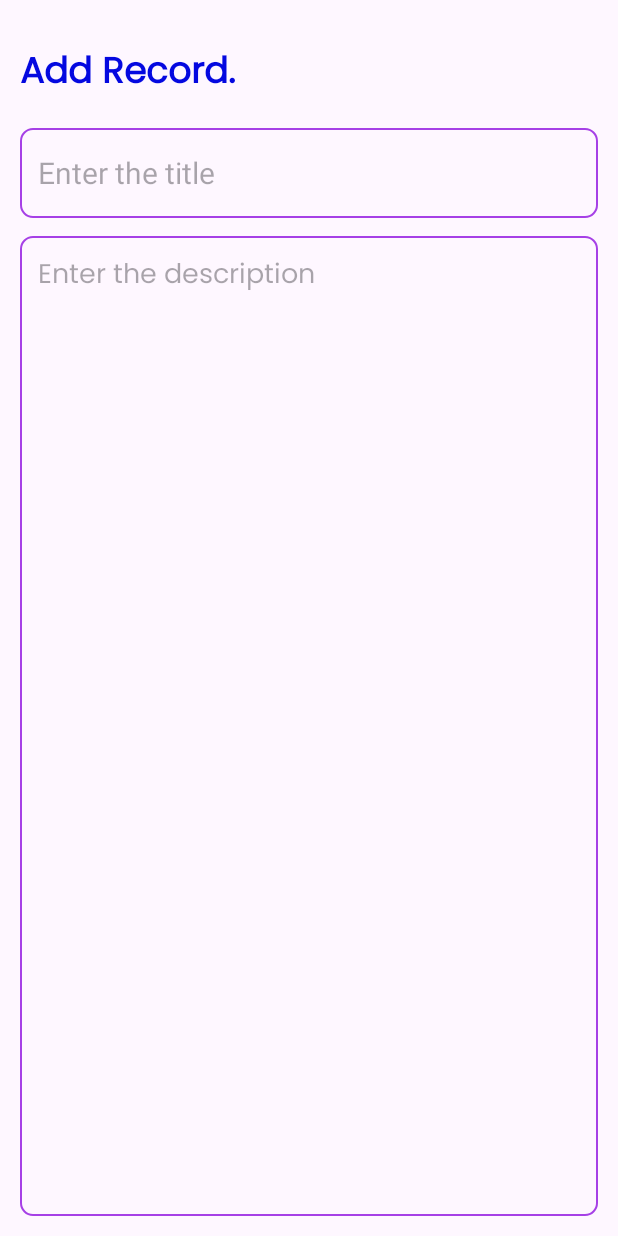
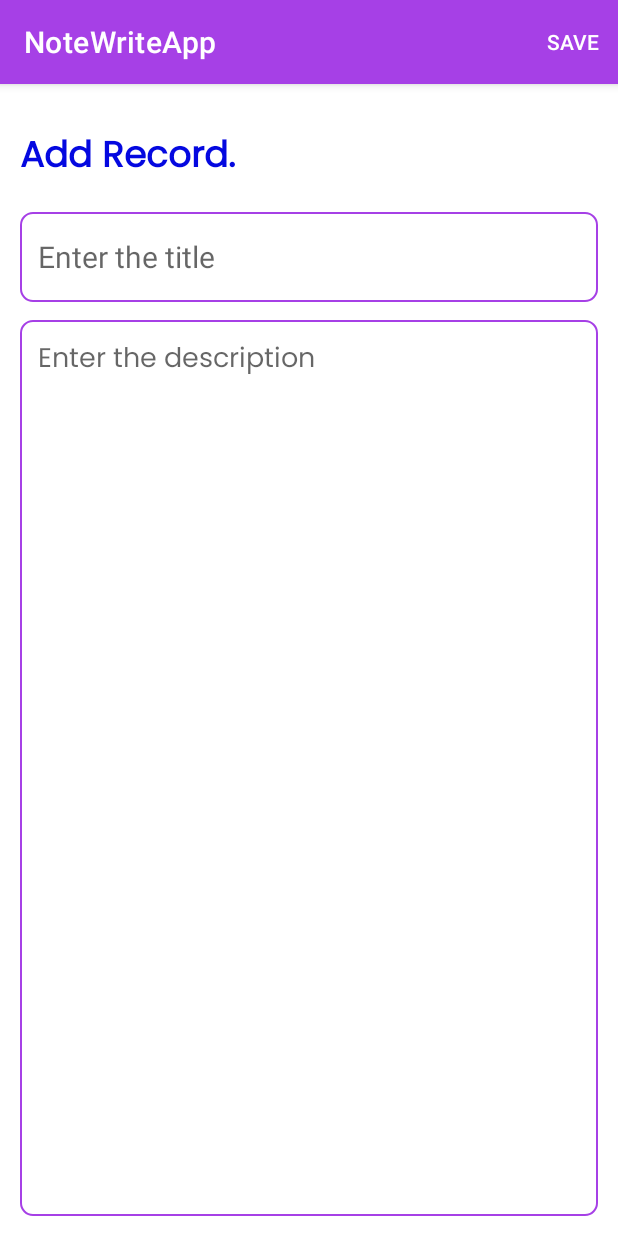
Before and after one commit to IT22293558/NoteWriteApp, an Android app: the AddRecordFragment screen opened through its navigation route, on a phone screen of 412 x 824 dp. Run offline under Robolectric (Android 15) with nearby library versions, the phone set to English and light mode, and no system bars; our stand-ins replace Room's generated code, data binding; 4 statements that could not run were skipped.

Commit message:
Task management project

```diff
--- a/app/src/main/java/com/example/notewriteapp/fragments/AddRecordFragment.kt
+++ b/app/src/main/java/com/example/notewriteapp/fragments/AddRecordFragment.kt
@@ -56,7 +56,7 @@ class AddRecordFragment : Fragment(R.layout.fragment_add_record),MenuProvider {
             recordsViewModel.addRecord(record)
 
             Toast.makeText(addRecordView.context, "Note Saved",Toast.LENGTH_SHORT).show()
-            view.findNavController().popBackStack(R.id.homeFragment2,false)
+            view.findNavController().popBackStack(R.id.homeFrag,false)
         }else{
             Toast.makeText(addRecordView.context, "Please enter note title",Toast.LENGTH_SHORT).show()
         }
--- a/app/src/main/java/com/example/notewriteapp/fragments/EditRecordFragment.kt
+++ b/app/src/main/java/com/example/notewriteapp/fragments/EditRecordFragment.kt
@@ -60,7 +60,7 @@ class EditRecordFragment : Fragment(R.layout.fragment_edit_record), MenuProvider
             if(recordTitle.isNotEmpty()){
                 val record = Record(currentRecord.id,recordTitle, recordDesc)
                 recordsViewModel.updateRecord(record)
-                view.findNavController().popBackStack(R.id.homeFragment2,false)
+                view.findNavController().popBackStack(R.id.homeFrag,false)
             }else{
                 Toast.makeText(context,"Please enter note title",Toast.LENGTH_SHORT).show()
             }
@@ -74,7 +74,7 @@ class EditRecordFragment : Fragment(R.layout.fragment_edit_record), MenuProvider
             setPositiveButton("Delete"){_,_ ->
                 recordsViewModel.deleteRecord(currentRecord)
                 Toast.makeText(context,"Note Deleted",Toast.LENGTH_SHORT).show()
-                view?.findNavController()?.popBackStack(R.id.homeFragment2,false)
+                view?.findNavController()?.popBackStack(R.id.homeFrag,false)
             }
             setNegativeButton("Cancel",null)
         }.create().show()
--- a/app/src/main/res/navigation/nav.xml
+++ b/app/src/main/res/navigation/nav.xml
@@ -2,10 +2,10 @@
 <navigation xmlns:android="http://schemas.android.com/apk/res/android"
     xmlns:app="http://schemas.android.com/apk/res-auto"
     android:id="@+id/nav"
-    app:startDestination="@id/homeFragment2">
+    app:startDestination="@id/homeFrag">
 
     <fragment
-        android:id="@+id/homeFragment2"
+        android:id="@+id/homeFrag"
         android:name="com.example.notewriteapp.fragments.HomeFragment"
         android:label="HomeFragment" >
         <action
@@ -21,7 +21,7 @@
         android:label="AddRecordFragment" >
         <action
             android:id="@+id/action_addRecordFragment3_to_homeFragment2"
-            app:destination="@id/homeFragment2" />
+            app:destination="@id/homeFrag" />
     </fragment>
     <fragment
         android:id="@+id/editRecordFragment2"
@@ -29,7 +29,7 @@
         android:label="EditRecordFragment" >
         <action
             android:id="@+id/action_editRecordFragment2_to_homeFragment2"
-            app:destination="@id/homeFragment2" />
+            app:destination="@id/homeFrag" />
 
         <argument
             android:name="record"
--- a/app/src/main/res/values/themes.xml
+++ b/app/src/main/res/values/themes.xml
@@ -1,6 +1,6 @@
 <resources xmlns:tools="http://schemas.android.com/tools">
     <!-- Base application theme. -->
-    <style name="Base.Theme.NoteWriteApp" parent="Theme.Material3.DayNight.NoActionBar">
+    <style name="Base.Theme.NoteWriteApp" parent="Theme.MaterialComponents.DayNight.DarkActionBar">
         <!-- Primary brand color. -->
         <item name="colorPrimary">@color/purple1</item>
         <item name="colorPrimaryVariant">@color/purple1</item>
```
Also changed, not shown: app/src/main/AndroidManifest.xml (+8 -0 lines).
